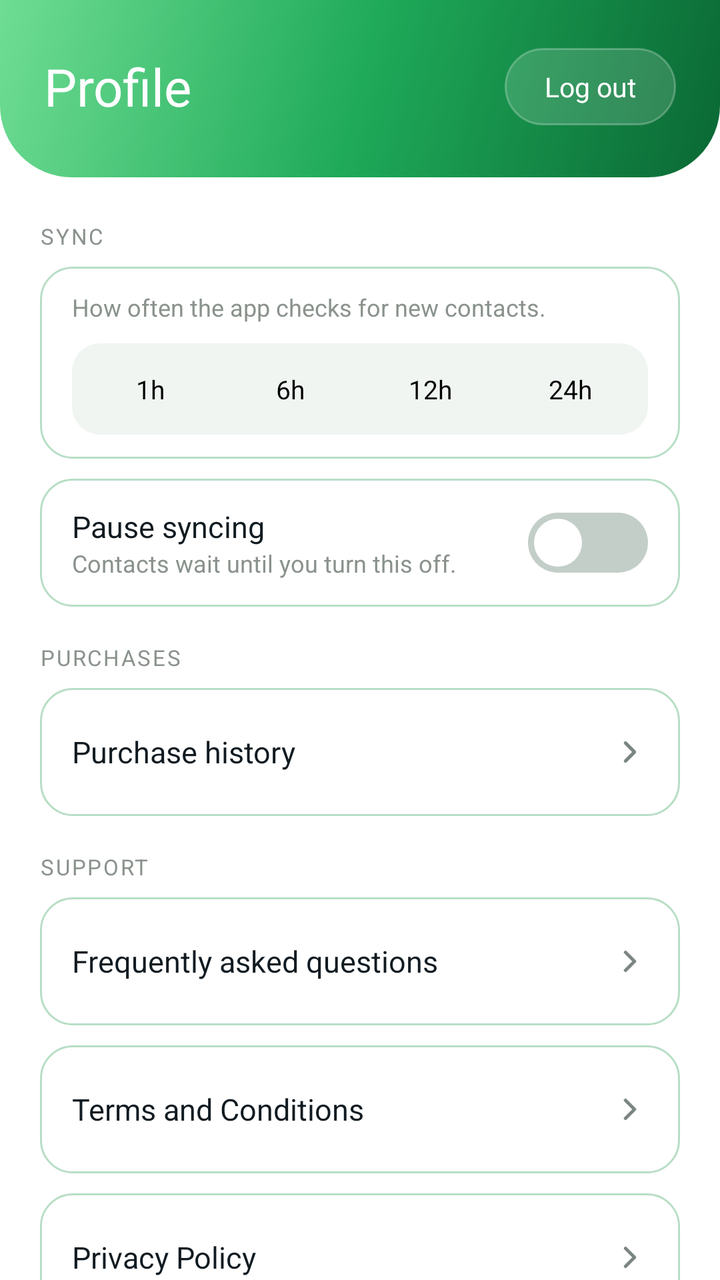
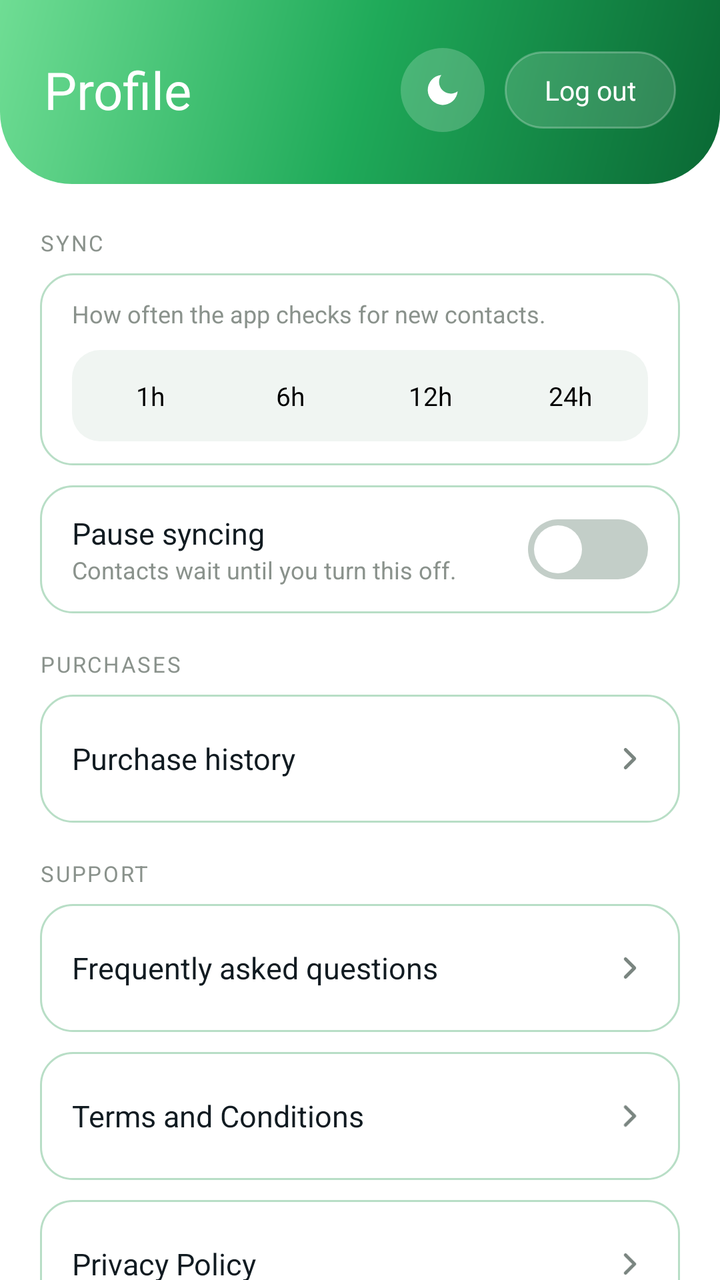

Two renders of the same Android screen: before a commit and after it. Below are the layout's source before the change and the commit's diff.
<!-- AndroidManifest.xml: application theme Theme.ViewGrow.Starting -->
<!-- res/layout/fragment_profile.xml -->
<?xml version="1.0" encoding="utf-8"?>
<LinearLayout xmlns:android="http://schemas.android.com/apk/res/android"
    xmlns:app="http://schemas.android.com/apk/res-auto"
    android:layout_width="match_parent"
    android:layout_height="match_parent"
    android:background="@color/surface"
    android:orientation="vertical">

    
    <LinearLayout
        android:id="@+id/hero"
        android:layout_width="match_parent"
        android:layout_height="wrap_content"
        android:background="@drawable/bg_hero"
        android:gravity="center_vertical"
        android:orientation="horizontal"
        android:paddingStart="22dp"
        android:paddingTop="24dp"
        android:paddingEnd="22dp"
        android:paddingBottom="26dp">
        <TextView
            android:layout_width="0dp"
            android:layout_height="wrap_content"
            android:layout_weight="1"
            android:tag="extrabold"
            android:text="Profile"
            android:textColor="@color/white"
            android:textSize="26sp" />
        <TextView
            android:id="@+id/btn_logout"
            android:layout_width="wrap_content"
            android:layout_height="wrap_content"
            android:background="@drawable/bg_badge_glass"
            android:clickable="true"
            android:focusable="true"
            android:gravity="center"
            android:paddingStart="20dp"
            android:paddingTop="10dp"
            android:paddingEnd="20dp"
            android:paddingBottom="10dp"
            android:tag="bold"
            android:text="Log out"
            android:textColor="@color/white"
            android:textSize="13.5sp" />
    </LinearLayout>

    <ScrollView
        android:layout_width="match_parent"
        android:layout_height="0dp"
        android:layout_weight="1"
        android:clipToPadding="false"
        android:paddingBottom="90dp"
        android:scrollbars="none">

        
        <LinearLayout
            android:layout_width="match_parent"
            android:layout_height="wrap_content"
            android:orientation="vertical"
            android:paddingStart="20dp"
            android:paddingTop="22dp"
            android:paddingEnd="20dp"
            android:paddingBottom="20dp">

            <TextView style="@style/SectionLabel" android:layout_marginTop="0dp" android:text="SYNC" />

            
            <LinearLayout
                android:id="@+id/row_interval"
                style="@style/SettingRow"
                android:orientation="vertical"
                android:gravity="start">
                <TextView style="@style/SettingSub" android:text="How often the app checks for new contacts." />
                <LinearLayout
                    android:layout_width="match_parent"
                    android:layout_height="wrap_content"
                    android:layout_marginTop="10dp"
                    android:background="@drawable/bg_seg_track"
                    android:orientation="horizontal"
                    android:padding="4dp">
                    <TextView
                        android:id="@+id/seg_1"
                        android:layout_width="0dp"
                        android:layout_height="wrap_content"
                        android:layout_weight="1"
                        android:gravity="center"
                        android:paddingTop="10dp"
                        android:paddingBottom="10dp"
                        android:tag="semibold"
                        android:text="1h"
                        android:textSize="13sp" />
                    <TextView
                        android:id="@+id/seg_6"
                        android:layout_width="0dp"
                        android:layout_height="wrap_content"
                        android:layout_weight="1"
                        android:gravity="center"
                        android:paddingTop="10dp"
                        android:paddingBottom="10dp"
                        android:tag="semibold"
                        android:text="6h"
                        android:textSize="13sp" />
                    <TextView
                        android:id="@+id/seg_12"
                        android:layout_width="0dp"
                        android:layout_height="wrap_content"
                        android:layout_weight="1"
                        android:gravity="center"
                        android:paddingTop="10dp"
                        android:paddingBottom="10dp"
                        android:tag="semibold"
                        android:text="12h"
                        android:textSize="13sp" />
                    <TextView
                        android:id="@+id/seg_24"
                        android:layout_width="0dp"
                        android:layout_height="wrap_content"
                        android:layout_weight="1"
                        android:gravity="center"
                        android:paddingTop="10dp"
                        android:paddingBottom="10dp"
                        android:tag="semibold"
                        android:text="24h"
                        android:textSize="13sp" />
                </LinearLayout>
            </LinearLayout>

            <LinearLayout style="@style/SettingRow">
                <LinearLayout
                    android:layout_width="0dp"
                    android:layout_height="wrap_content"
                    android:layout_weight="1"
                    android:orientation="vertical">
                    <TextView style="@style/SettingTitle" android:text="Pause syncing" />
                    <TextView style="@style/SettingSub" android:text="Contacts wait until you turn this off." />
                </LinearLayout>
                <androidx.appcompat.widget.SwitchCompat
                    android:id="@+id/sw_pause"
                    style="@style/SettingSwitch" />
            </LinearLayout>


            <TextView style="@style/SectionLabel" android:text="PURCHASES" />

            <LinearLayout
                android:id="@+id/row_purchases"
                style="@style/SettingRow"
                android:clickable="true"
                android:focusable="true">
                <TextView style="@style/SettingTitle" android:layout_width="0dp" android:layout_weight="1" android:text="Purchase history" />
                <ImageView
                    android:layout_width="18dp"
                    android:layout_height="18dp"
                    android:contentDescription="@null"
                    android:src="@drawable/ic_chevron_right" />
            </LinearLayout>

            <TextView style="@style/SectionLabel" android:text="SUPPORT" />

            <LinearLayout
                android:id="@+id/row_help"
                style="@style/SettingRow"
                android:clickable="true"
                android:focusable="true">
                <TextView style="@style/SettingTitle" android:layout_width="0dp" android:layout_weight="1" android:text="Frequently asked questions" />
                <ImageView
                    android:layout_width="18dp"
                    android:layout_height="18dp"
                    android:contentDescription="@null"
                    android:src="@drawable/ic_chevron_right" />
            </LinearLayout>

            <LinearLayout
                android:id="@+id/row_terms"
                style="@style/SettingRow"
                android:clickable="true"
                android:focusable="true">
                <TextView style="@style/SettingTitle" android:layout_width="0dp" android:layout_weight="1" android:text="Terms and Conditions" />
                <ImageView
                    android:layout_width="18dp"
                    android:layout_height="18dp"
                    android:contentDescription="@null"
                    android:src="@drawable/ic_chevron_right" />
            </LinearLayout>

            <LinearLayout
                android:id="@+id/row_privacy"
                style="@style/SettingRow"
                android:clickable="true"
                android:focusable="true">
                <TextView style="@style/SettingTitle" android:layout_width="0dp" android:layout_weight="1" android:text="Privacy Policy" />
                <ImageView
                    android:layout_width="18dp"
                    android:layout_height="18dp"
                    android:contentDescription="@null"
                    android:src="@drawable/ic_chevron_right" />
            </LinearLayout>

            <LinearLayout
                android:id="@+id/row_delete_account"
                style="@style/SettingRow"
                android:clickable="true"
                android:focusable="true">
                <TextView style="@style/SettingTitle" android:layout_width="0dp" android:layout_weight="1" android:text="Delete my account" />
                <ImageView
                    android:layout_width="18dp"
                    android:layout_height="18dp"
                    android:contentDescription="@null"
                    android:src="@drawable/ic_chevron_right" />
            </LinearLayout>

            
            <TextView
                android:id="@+id/btn_delete"
                android:layout_width="match_parent"
                android:layout_height="wrap_content"
                android:layout_marginTop="8dp"
                android:background="@drawable/bg_delete"
                android:clickable="true"
                android:focusable="true"
                android:gravity="center"
                android:paddingTop="15dp"
                android:paddingBottom="15dp"
                android:tag="bold"
                android:text="Delete My Contacts"
                android:textColor="@color/red_dark"
                android:textSize="13.5sp" />


            <TextView
                android:id="@+id/version"
                android:layout_width="match_parent"
                android:layout_height="wrap_content"
                android:layout_marginTop="16dp"
                android:gravity="center"
                android:textColor="@color/muted"
                android:textSize="12sp" />
        </LinearLayout>
    </ScrollView>
</LinearLayout>
<!-- resources referenced by this layout -->
<resources>
  <color name="muted">#8A928C</color>
  <color name="red_dark">#B3413D</color>
  <color name="surface">#FFFFFF</color>
  <color name="white">#FFFFFF</color>
  <!-- drawable bg_badge_glass (drawable) -->
  <?xml version="1.0" encoding="utf-8"?>
  <shape xmlns:android="http://schemas.android.com/apk/res/android" android:shape="rectangle">
      <solid android:color="#26FFFFFF" />
      <stroke android:width="1dp" android:color="#40FFFFFF" />
      <corners android:radius="100dp" />
  </shape>
  <!-- drawable bg_delete (drawable) -->
  <?xml version="1.0" encoding="utf-8"?>
  <shape xmlns:android="http://schemas.android.com/apk/res/android" android:shape="rectangle">
      <solid android:color="@color/red_bg" />
      <stroke android:width="1dp" android:color="@color/red_dark" />
      <corners android:radius="14dp" />
  </shape>
  <!-- drawable bg_seg_track (drawable) -->
  <?xml version="1.0" encoding="utf-8"?>
  <shape xmlns:android="http://schemas.android.com/apk/res/android" android:shape="rectangle">
      <solid android:color="@color/seg_track" />
      <corners android:radius="14dp" />
  </shape>
  <style name="SettingSub">
          <item name="android:layout_width">wrap_content</item>
          <item name="android:layout_height">wrap_content</item>
          <item name="android:textColor">@color/muted</item>
          <item name="android:textSize">12sp</item>
      </style>
  <style name="SettingTitle">
          <item name="android:layout_width">wrap_content</item>
          <item name="android:layout_height">wrap_content</item>
          <item name="android:tag">semibold</item>
          <item name="android:textColor">@color/dark</item>
          <item name="android:textSize">15sp</item>
      </style>
  <style name="Theme.ViewGrow.Starting" parent="Theme.SplashScreen">
          <item name="windowSplashScreenBackground">@color/splash_bg</item>
          <item name="windowSplashScreenAnimatedIcon">@drawable/splash_icon</item>
          <item name="postSplashScreenTheme">@style/Theme.ViewGrow</item>
      </style>
  <color name="red_bg">#FBEAE9</color>
  <color name="green">#1FAA59</color>
  <color name="welcome_hero_end">#0A6834</color>
  <color name="welcome_hero_start">#6FDD94</color>
  <color name="seg_track">#F0F5F2</color>
  <color name="text2">#7A8580</color>
  <!-- drawable bg_card (drawable) -->
  <?xml version="1.0" encoding="utf-8"?>
  <shape xmlns:android="http://schemas.android.com/apk/res/android" android:shape="rectangle">
      <solid android:color="@color/surface" />
      <stroke android:width="1dp" android:color="@color/border" />
      <corners android:radius="16dp" />
  </shape>
  <!-- drawable switch_track_shape (drawable) -->
  <?xml version="1.0" encoding="utf-8"?>
  <shape xmlns:android="http://schemas.android.com/apk/res/android" android:shape="rectangle">
      <size android:width="52dp" android:height="30dp" />
      <corners android:radius="15dp" />
      <solid android:color="#FFFFFFFF" />
  </shape>
  <color name="dark">#111B21</color>
  <color name="splash_bg">#111B21</color>
  <color name="border">#B8DEC6</color>
  <color name="green_dark">#158245</color>
  <!-- unchanged entries left out for length: 8 -->
</resources>

<!-- the commit's change to res/layout/fragment_profile.xml (unified diff, before → after) -->
@@ -26,6 +26,17 @@
             android:text="Profile"
             android:textColor="@color/white"
             android:textSize="26sp" />
+        <ImageView
+            android:id="@+id/profile_theme_btn"
+            android:layout_width="42dp"
+            android:layout_height="42dp"
+            android:layout_marginEnd="10dp"
+            android:background="@drawable/bg_icon_circle"
+            android:clickable="true"
+            android:contentDescription="Switch between light and dark"
+            android:focusable="true"
+            android:padding="11dp"
+            android:src="@drawable/ic_moon" />
         <TextView
             android:id="@+id/btn_logout"
             android:layout_width="wrap_content"
<!-- resource entries referenced after the edit -->
@@ -18,12 +18,25 @@
       <stroke android:width="1dp" android:color="@color/red_dark" />
       <corners android:radius="14dp" />
   </shape>
+  <!-- drawable bg_icon_circle (drawable) -->
+  <?xml version="1.0" encoding="utf-8"?>
+  <shape xmlns:android="http://schemas.android.com/apk/res/android"
+      android:shape="oval">
+      <solid android:color="#33FFFFFF" />
+  </shape>
   <!-- drawable bg_seg_track (drawable) -->
   <?xml version="1.0" encoding="utf-8"?>
   <shape xmlns:android="http://schemas.android.com/apk/res/android" android:shape="rectangle">
       <solid android:color="@color/seg_track" />
       <corners android:radius="14dp" />
   </shape>
+  <!-- drawable ic_moon (drawable) -->
+  <?xml version="1.0" encoding="utf-8"?>
+  <vector xmlns:android="http://schemas.android.com/apk/res/android"
+      android:width="24dp" android:height="24dp"
+      android:viewportWidth="24" android:viewportHeight="24">
+      <path android:fillColor="#FFFFFF" android:pathData="M21,12.79A9,9 0 1,1 11.21,3A7,7 0 0,0 21,12.79z" />
+  </vector>
   <style name="SettingSub">
           <item name="android:layout_width">wrap_content</item>
           <item name="android:layout_height">wrap_content</item>
